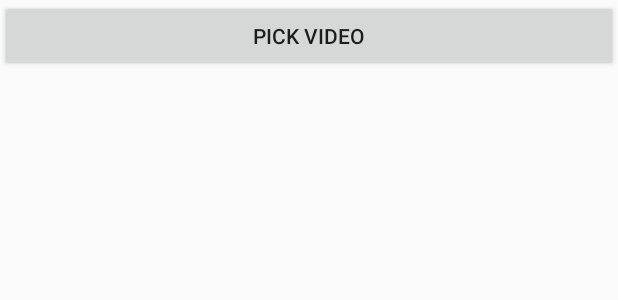
After one commit to liuuuu/MediaDemo, an Android app: the layout activity_metadata.xml on its own in the app's theme, with its tools: preview values and no code run, on a phone screen of 412 x 824 dp. The commit adds this screen. Shown: the top 300 px of the screen. Run offline under Robolectric (Android 15) with nearby library versions, the phone set to English and light mode, and no system bars.

Commit message:
添加从媒体内容中获取元数据

```diff
--- a/app/src/main/AndroidManifest.xml
+++ b/app/src/main/AndroidManifest.xml
@@ -43,7 +43,8 @@
         <activity
             android:name=".TiltActivity"
             android:screenOrientation="portrait" />
-        <activity android:name=".CompassActivity"></activity>
+        <activity android:name=".CompassActivity" />
+        <activity android:name=".MetadataActivity"></activity>
     </application>
 
 </manifest>
--- a/app/src/main/java/com/liuuuu/mediademo/MainActivity.java
+++ b/app/src/main/java/com/liuuuu/mediademo/MainActivity.java
@@ -13,13 +13,15 @@ import java.util.List;
 public class MainActivity extends ListActivity {
 
     Class[] classes = {TakePicture.class, TakeVideoActivity.class, PreviewActivity.class, RecordActivity.class,
-            VideoCaptureActivity.class, PlayActivity.class, VideoActivity.class, SoundPoolActivity.class, TiltActivity.class, CompassActivity.class};
+            VideoCaptureActivity.class, PlayActivity.class, VideoActivity.class,
+            SoundPoolActivity.class, TiltActivity.class, CompassActivity.class,
+            MetadataActivity.class};
 
     @Override
     protected void onCreate(Bundle savedInstanceState) {
         super.onCreate(savedInstanceState);
         String[] activities = {"拍摄照片", "拍摄视频", "自定义摄像头覆盖层", "录制音频", "自定义视频采集",
-                "音频播放", "视频播放器", "播放音效", "倾斜监控器", "监控罗盘的方向"};
+                "音频播放", "视频播放器", "播放音效", "倾斜监控器", "监控罗盘的方向", "从媒体内容中获取元数据"};
         ArrayAdapter<String> arrayAdapter = new ArrayAdapter<String>(
                 this, android.R.layout.simple_list_item_1, android.R.id.text1, activities);
         setListAdapter(arrayAdapter);
--- /dev/null
+++ b/app/src/main/res/layout/activity_metadata.xml
@@ -0,0 +1,29 @@
+<?xml version="1.0" encoding="utf-8"?>
+<RelativeLayout xmlns:android="http://schemas.android.com/apk/res/android"
+    xmlns:tools="http://schemas.android.com/tools"
+    android:layout_width="match_parent"
+    android:layout_height="match_parent"
+    tools:context=".MetadataActivity">
+
+    <Button
+        android:id="@+id/button_select"
+        android:layout_width="match_parent"
+        android:layout_height="wrap_content"
+        android:onClick="onSelectClick"
+        android:text="Pick Video" />
+
+    <TextView
+        android:id="@+id/text_metadata"
+        android:layout_width="wrap_content"
+        android:layout_height="wrap_content"
+        android:layout_below="@+id/button_select"
+        android:layout_margin="15dp" />
+
+    <ImageView
+        android:id="@+id/image_frame"
+        android:layout_width="wrap_content"
+        android:layout_height="wrap_content"
+        android:layout_alignParentBottom="true"
+        android:layout_centerHorizontal="true"
+        android:layout_margin="10dp" />
+</RelativeLayout>
```
Also changed, not shown: app/src/main/java/com/liuuuu/mediademo/MetadataActivity.java (added, +107 -0 lines), 1 other file.
